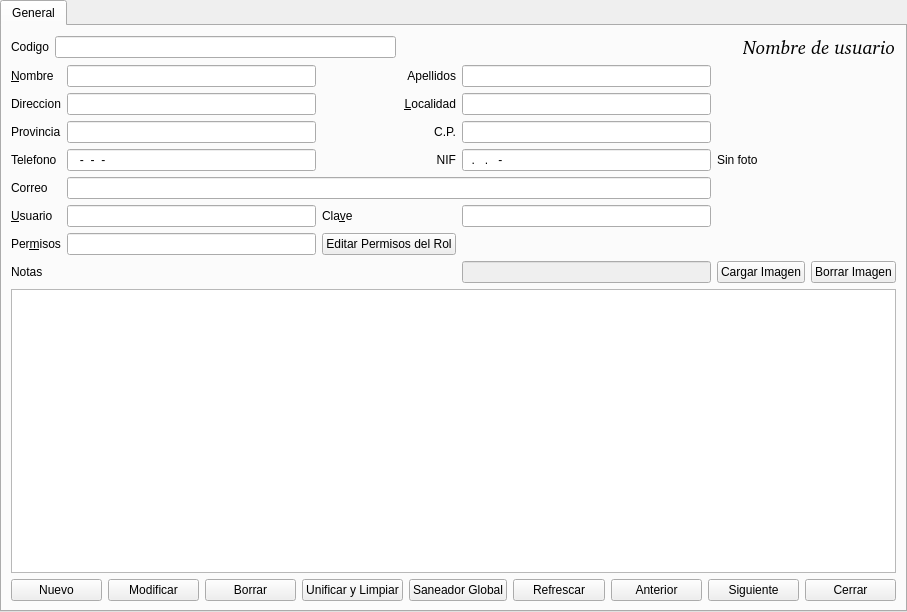
Old version of the form tabwidget.ui in the repository Ladis72/tienda.
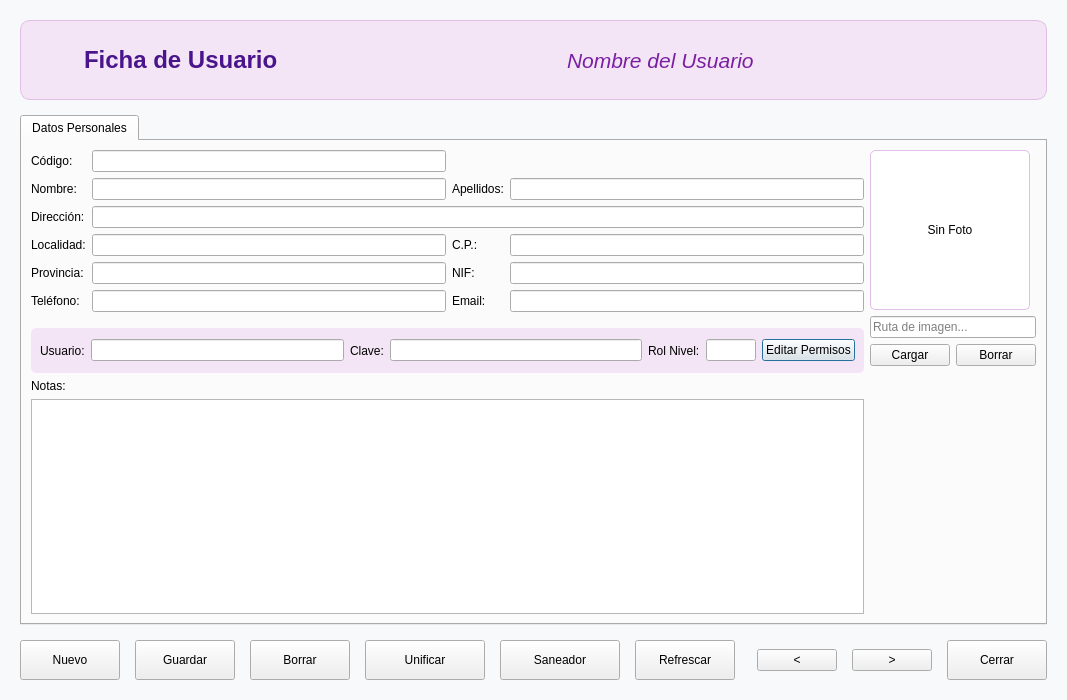
New version of the form. Icons and pictures are not drawn.

```diff
--- a/tabwidget.ui
+++ b/tabwidget.ui
@@ -1,340 +1,373 @@
 <?xml version="1.0" encoding="UTF-8"?>
 <ui version="4.0">
  <class>Ususarios</class>
- <widget class="QTabWidget" name="Ususarios">
-  <property name="windowModality">
-   <enum>Qt::WindowModality::WindowModal</enum>
-  </property>
+ <widget class="QDialog" name="Ususarios">
   <property name="geometry">
    <rect>
     <x>0</x>
     <y>0</y>
-    <width>907</width>
-    <height>612</height>
+    <width>950</width>
+    <height>700</height>
    </rect>
   </property>
   <property name="windowTitle">
    <string>Usuarios</string>
   </property>
+  <property name="styleSheet">
+   <string notr="true">QDialog { background-color: #f8f9fa; }</string>
+  </property>
+  <layout class="QVBoxLayout" name="mainVerticalLayout">
+   <property name="spacing">
+    <number>15</number>
+   </property>
+   <property name="leftMargin">
+    <number>20</number>
+   </property>
+   <property name="topMargin">
+    <number>20</number>
+   </property>
+   <property name="rightMargin">
+    <number>20</number>
+   </property>
+   <property name="bottomMargin">
+    <number>20</number>
+   </property>
+   <item>
+    <widget class="QFrame" name="headerFrame">
+     <property name="minimumSize">
+      <size>
+       <width>0</width>
+       <height>80</height>
+      </size>
+     </property>
+     <property name="styleSheet">
+      <string notr="true">QFrame#headerFrame {
+    background-color: #f3e5f5;
+    border-radius: 10px;
+    border: 1px solid #e1bee7;
+}</string>
+     </property>
+     <layout class="QHBoxLayout" name="horizontalLayoutHeader">
+      <item>
+       <widget class="QLabel" name="labelIcono">
+        <property name="maximumSize">
+         <size>
+          <width>48</width>
+          <height>48</height>
+         </size>
+        </property>
+        <property name="pixmap">
+         <pixmap>../iconos/usuarios.png</pixmap>
+        </property>
+        <property name="scaledContents">
+         <bool>true</bool>
+        </property>
+       </widget>
+      </item>
+      <item>
+       <widget class="QLabel" name="labelTitle">
+        <property name="font">
+         <font>
+          <pointsize>18</pointsize>
+          <bold>true</bold>
+         </font>
+        </property>
+        <property name="styleSheet">
+         <string notr="true">color: #4a148c;</string>
+        </property>
+        <property name="text">
+         <string>Ficha de Usuario</string>
+        </property>
+       </widget>
+      </item>
+      <item>
+       <spacer name="horizontalSpacerHeader">
+        <property name="orientation">
+         <enum>Qt::Orientation::Horizontal</enum>
+        </property>
+       </spacer>
+      </item>
+      <item>
+       <widget class="QLabel" name="labelNombre">
+        <property name="font">
+         <font>
+          <pointsize>16</pointsize>
+          <italic>true</italic>
+         </font>
+        </property>
+        <property name="styleSheet">
+         <string notr="true">color: #7b1fa2;</string>
+        </property>
+        <property name="text">
+         <string>Nombre del Usuario</string>
+        </property>
+       </widget>
+      </item>
+     </layout>
+    </widget>
+   </item>
+   <item>
+    <widget class="QTabWidget" name="tabWidget">
   <property name="currentIndex">
    <number>0</number>
   </property>
   <widget class="QWidget" name="General">
    <attribute name="title">
-    <string>General</string>
-   </attribute>
-   <layout class="QGridLayout" name="gridLayout_2">
+       <string>Datos Personales</string>
+      </attribute>
+      <layout class="QGridLayout" name="gridLayout_General">
+       <item row="0" column="0">
+        <widget class="QLabel" name="label_13">
+         <property name="text">
+          <string>Código:</string>
+         </property>
+        </widget>
+       </item>
+       <item row="0" column="1">
+        <widget class="QLineEdit" name="lineEditCod">
+         <property name="styleSheet">
+          <string notr="true">font-weight: bold; color: #4a148c;</string>
+         </property>
+        </widget>
+       </item>
     <item row="1" column="0">
-     <layout class="QGridLayout" name="gridLayout" rowstretch="0,0,0,0,0,0,0,0,0">
-      <item row="2" column="3">
+        <widget class="QLabel" name="label_1">
+         <property name="text">
+          <string>Nombre:</string>
+         </property>
+        </widget>
+       </item>
+       <item row="1" column="1">
+        <widget class="QLineEdit" name="lineEditNombre"/>
+       </item>
+       <item row="1" column="2">
+        <widget class="QLabel" name="label_2">
+         <property name="text">
+          <string>Apellidos:</string>
+         </property>
+        </widget>
+       </item>
+       <item row="1" column="3">
+        <widget class="QLineEdit" name="lineEditApellido"/>
+       </item>
+       <item row="2" column="0">
+        <widget class="QLabel" name="label_3">
+         <property name="text">
+          <string>Dirección:</string>
+         </property>
+        </widget>
+       </item>
+       <item row="2" column="1" colspan="3">
+        <widget class="QLineEdit" name="lineEditDireccion"/>
+       </item>
+       <item row="3" column="0">
+        <widget class="QLabel" name="label_4">
+         <property name="text">
+          <string>Localidad:</string>
+         </property>
+        </widget>
+       </item>
+       <item row="3" column="1">
+        <widget class="QLineEdit" name="lineEditLocalidad"/>
+       </item>
+       <item row="3" column="2">
+        <widget class="QLabel" name="label_6">
+         <property name="text">
+          <string>C.P.:</string>
+         </property>
+        </widget>
+       </item>
+       <item row="3" column="3">
        <widget class="QLineEdit" name="lineEditCp"/>
       </item>
       <item row="4" column="0">
-       <widget class="QLabel" name="label_9">
+        <widget class="QLabel" name="label_5">
         <property name="text">
-         <string>Correo</string>
-        </property>
-        <property name="buddy">
-         <cstring>lineEditMail</cstring>
-        </property>
-       </widget>
-      </item>
-      <item row="5" column="1">
-       <widget class="QLineEdit" name="lineEditUsusario"/>
-      </item>
-      <item row="2" column="2">
-       <widget class="QLabel" name="label_6">
-        <property name="text">
-         <string>C.P.</string>
-        </property>
-        <property name="alignment">
-         <set>Qt::AlignmentFlag::AlignRight|Qt::AlignmentFlag::AlignTrailing|Qt::AlignmentFlag::AlignVCenter</set>
-        </property>
-        <property name="buddy">
-         <cstring>lineEditCp</cstring>
-        </property>
-       </widget>
-      </item>
-      <item row="5" column="2">
-       <widget class="QLabel" name="label_11">
-        <property name="text">
-         <string>Cla&amp;ve</string>
-        </property>
-        <property name="buddy">
-         <cstring>lineEditClave</cstring>
-        </property>
-       </widget>
-      </item>
-      <item row="5" column="0">
-       <widget class="QLabel" name="label_10">
-        <property name="text">
-         <string>&amp;Usuario</string>
-        </property>
-        <property name="buddy">
-         <cstring>lineEditUsusario</cstring>
-        </property>
-       </widget>
-      </item>
-      <item row="0" column="0">
-       <widget class="QLabel" name="label">
-        <property name="text">
-         <string>&amp;Nombre</string>
-        </property>
-        <property name="buddy">
-         <cstring>lineEditNombre</cstring>
-        </property>
-       </widget>
-      </item>
-      <item row="3" column="2">
+          <string>Provincia:</string>
+         </property>
+        </widget>
+       </item>
+       <item row="4" column="1">
+        <widget class="QLineEdit" name="lineEditProvincia"/>
+       </item>
+       <item row="4" column="2">
        <widget class="QLabel" name="label_8">
         <property name="text">
-         <string>NIF</string>
-        </property>
-        <property name="alignment">
-         <set>Qt::AlignmentFlag::AlignRight|Qt::AlignmentFlag::AlignTrailing|Qt::AlignmentFlag::AlignVCenter</set>
-        </property>
-        <property name="buddy">
-         <cstring>lineEditNif</cstring>
+          <string>NIF:</string>
         </property>
        </widget>
       </item>
-      <item row="3" column="0">
+       <item row="4" column="3">
+        <widget class="QLineEdit" name="lineEditNif"/>
+       </item>
+       <item row="5" column="0">
        <widget class="QLabel" name="label_7">
         <property name="text">
-         <string>Telefono</string>
-        </property>
-        <property name="buddy">
-         <cstring>lineEditTlfn</cstring>
+          <string>Teléfono:</string>
         </property>
        </widget>
       </item>
-      <item row="3" column="1">
-       <widget class="QLineEdit" name="lineEditTlfn">
-        <property name="inputMask">
-         <string>999-99-99-99</string>
+       <item row="5" column="1">
+        <widget class="QLineEdit" name="lineEditTlfn"/>
+       </item>
+       <item row="5" column="2">
+        <widget class="QLabel" name="label_9">
+         <property name="text">
+          <string>Email:</string>
         </property>
        </widget>
       </item>
       <item row="5" column="3">
+        <widget class="QLineEdit" name="lineEditMail"/>
+       </item>
+       <item row="6" column="0" colspan="4">
+        <widget class="QFrame" name="loginFrame">
+         <property name="styleSheet">
+          <string notr="true">QFrame#loginFrame { background-color: #f3e5f5; border-radius: 5px; margin-top: 10px; }</string>
+         </property>
+         <layout class="QHBoxLayout" name="horizontalLayout_Login">
+          <item>
+           <widget class="QLabel" name="label_10">
+            <property name="text">
+             <string>Usuario:</string>
+            </property>
+           </widget>
+          </item>
+          <item>
+           <widget class="QLineEdit" name="lineEditUsusario"/>
+          </item>
+          <item>
+           <widget class="QLabel" name="label_11">
+            <property name="text">
+             <string>Clave:</string>
+            </property>
+           </widget>
+          </item>
+          <item>
        <widget class="QLineEdit" name="lineEditClave">
         <property name="echoMode">
          <enum>QLineEdit::EchoMode::Password</enum>
         </property>
        </widget>
       </item>
-      <item row="0" column="1">
-       <widget class="QLineEdit" name="lineEditNombre"/>
-      </item>
-      <item row="6" column="0">
+          <item>
        <widget class="QLabel" name="label_14">
         <property name="text">
-         <string>Per&amp;misos</string>
-        </property>
-        <property name="buddy">
-         <cstring>lineEditPermisos</cstring>
-        </property>
-       </widget>
-      </item>
-      <item row="2" column="1">
-       <widget class="QLineEdit" name="lineEditProvincia"/>
-      </item>
-      <item row="2" column="0">
-       <widget class="QLabel" name="label_5">
-        <property name="text">
-         <string>Provincia</string>
-        </property>
-        <property name="buddy">
-         <cstring>lineEditProvincia</cstring>
-        </property>
-       </widget>
-      </item>
-      <item row="3" column="3">
-       <widget class="QLineEdit" name="lineEditNif">
-        <property name="inputMask">
-         <string>99.999.999-&gt;A</string>
-        </property>
-       </widget>
-      </item>
-      <item row="1" column="2">
-       <widget class="QLabel" name="label_4">
+             <string>Rol Nivel:</string>
+            </property>
+           </widget>
+          </item>
+          <item>
+           <widget class="QLineEdit" name="lineEditPermisos">
+            <property name="maximumSize">
+             <size>
+              <width>50</width>
+              <height>16777215</height>
+             </size>
+            </property>
+           </widget>
+          </item>
+          <item>
+           <widget class="QPushButton" name="pushButtonEditarPermisos">
         <property name="text">
-         <string>&amp;Localidad</string>
-        </property>
-        <property name="alignment">
-         <set>Qt::AlignmentFlag::AlignRight|Qt::AlignmentFlag::AlignTrailing|Qt::AlignmentFlag::AlignVCenter</set>
-        </property>
-        <property name="buddy">
-         <cstring>lineEditLocalidad</cstring>
-        </property>
-       </widget>
-      </item>
-      <item row="1" column="0">
-       <widget class="QLabel" name="label_3">
-        <property name="text">
-         <string>Direccion</string>
-        </property>
-        <property name="buddy">
-         <cstring>lineEditDireccion</cstring>
-        </property>
-       </widget>
-      </item>
-      <item row="1" column="1">
-       <widget class="QLineEdit" name="lineEditDireccion"/>
-      </item>
-      <item row="4" column="1" colspan="3">
-       <widget class="QLineEdit" name="lineEditMail"/>
-      </item>
-      <item row="0" column="2">
-       <widget class="QLabel" name="label_2">
-        <property name="text">
-         <string>Apellidos</string>
-        </property>
-        <property name="alignment">
-         <set>Qt::AlignmentFlag::AlignRight|Qt::AlignmentFlag::AlignTrailing|Qt::AlignmentFlag::AlignVCenter</set>
-        </property>
-        <property name="buddy">
-         <cstring>lineEditApellido</cstring>
-        </property>
-       </widget>
-      </item>
-      <item row="8" column="0" colspan="6">
-       <widget class="QPlainTextEdit" name="plainTextEdit"/>
-      </item>
-      <item row="1" column="3">
-       <widget class="QLineEdit" name="lineEditLocalidad"/>
-      </item>
-      <item row="7" column="0">
+             <string>Editar Permisos</string>
+            </property>
+           </widget>
+          </item>
+         </layout>
+        </widget>
+       </item>
+       <item row="7" column="0" colspan="4">
        <widget class="QLabel" name="label_12">
         <property name="text">
-         <string>Notas</string>
+          <string>Notas:</string>
         </property>
        </widget>
       </item>
-      <item row="7" column="3">
+       <item row="8" column="0" colspan="4">
+        <widget class="QPlainTextEdit" name="plainTextEdit"/>
+       </item>
+       <item row="0" column="4" rowspan="7" colspan="2">
+        <layout class="QVBoxLayout" name="verticalLayoutFoto">
+         <item>
+          <widget class="QLabel" name="labelFoto">
+           <property name="minimumSize">
+            <size>
+             <width>160</width>
+             <height>160</height>
+            </size>
+           </property>
+           <property name="maximumSize">
+            <size>
+             <width>160</width>
+             <height>160</height>
+            </size>
+           </property>
+           <property name="styleSheet">
+            <string notr="true">border: 1px solid #e1bee7; border-radius: 5px; background: white;</string>
+           </property>
+           <property name="text">
+            <string>Sin Foto</string>
+           </property>
+           <property name="alignment">
+            <set>Qt::AlignmentFlag::AlignCenter</set>
+           </property>
+           <property name="scaledContents">
+            <bool>true</bool>
+           </property>
+          </widget>
+         </item>
+         <item>
        <widget class="QLineEdit" name="lineEditArchivoFoto">
-        <property name="enabled">
-         <bool>false</bool>
-        </property>
-        <property name="alignment">
-         <set>Qt::AlignmentFlag::AlignBottom|Qt::AlignmentFlag::AlignLeading|Qt::AlignmentFlag::AlignLeft</set>
+           <property name="readOnly">
+            <bool>true</bool>
+           </property>
+           <property name="placeholderText">
+            <string>Ruta de imagen...</string>
         </property>
        </widget>
       </item>
-      <item row="7" column="4">
+         <item>
+          <layout class="QHBoxLayout" name="horizontalLayoutFotoBtns">
+           <item>
        <widget class="QPushButton" name="pushButtonCargarImagen">
         <property name="text">
-         <string>Cargar Imagen</string>
+              <string>Cargar</string>
         </property>
        </widget>
       </item>
-      <item row="7" column="5">
+           <item>
        <widget class="QPushButton" name="pushButtonBorrarImagen">
         <property name="text">
-         <string>Borrar Imagen</string>
-        </property>
-       </widget>
-      </item>
-      <item row="6" column="1">
-       <widget class="QLineEdit" name="lineEditPermisos"/>
-      </item>
-      <item row="0" column="3">
-       <widget class="QLineEdit" name="lineEditApellido"/>
-      </item>
-      <item row="0" column="4" rowspan="7" colspan="2">
-       <widget class="QLabel" name="labelFoto">
-        <property name="sizePolicy">
-         <sizepolicy hsizetype="Fixed" vsizetype="Fixed">
-          <horstretch>0</horstretch>
-          <verstretch>0</verstretch>
-         </sizepolicy>
-        </property>
-        <property name="maximumSize">
-         <size>
-          <width>200</width>
-          <height>200</height>
-         </size>
-        </property>
-        <property name="text">
-         <string>Sin foto</string>
-        </property>
-        <property name="scaledContents">
-         <bool>true</bool>
-        </property>
-        <property name="alignment">
-         <set>Qt::AlignmentFlag::AlignJustify|Qt::AlignmentFlag::AlignVCenter</set>
-        </property>
-        <property name="wordWrap">
-         <bool>false</bool>
-        </property>
-       </widget>
-      </item>
-      <item row="6" column="2">
-       <widget class="QPushButton" name="pushButtonEditarPermisos">
-        <property name="text">
-         <string>Editar Permisos del Rol</string>
-        </property>
-        <property name="icon">
-         <iconset theme="preferences-system"/>
+              <string>Borrar</string>
         </property>
        </widget>
       </item>
      </layout>
     </item>
-    <item row="0" column="0">
-     <layout class="QGridLayout" name="gridLayout_3">
-      <item row="0" column="0">
-       <widget class="QLabel" name="label_13">
-        <property name="text">
-         <string>Codigo</string>
-        </property>
-        <property name="buddy">
-         <cstring>lineEditCod</cstring>
-        </property>
-       </widget>
-      </item>
-      <item row="0" column="1">
-       <widget class="QLineEdit" name="lineEditCod">
-        <property name="enabled">
-         <bool>true</bool>
-        </property>
-        <property name="contextMenuPolicy">
-         <enum>Qt::ContextMenuPolicy::DefaultContextMenu</enum>
-        </property>
-       </widget>
-      </item>
-      <item row="0" column="3">
-       <widget class="QLabel" name="labelNombre">
-        <property name="font">
-         <font>
-          <family>Bitstream Charter</family>
-          <pointsize>14</pointsize>
-          <italic>true</italic>
-         </font>
-        </property>
-        <property name="text">
-         <string>Nombre de usuario</string>
-        </property>
-       </widget>
-      </item>
-      <item row="0" column="2">
-       <spacer name="horizontalSpacer">
+         <item>
+          <spacer name="verticalSpacerFoto">
         <property name="orientation">
-         <enum>Qt::Orientation::Horizontal</enum>
-        </property>
-        <property name="sizeHint" stdset="0">
-         <size>
-          <width>40</width>
-          <height>20</height>
-         </size>
+            <enum>Qt::Orientation::Vertical</enum>
         </property>
        </spacer>
       </item>
      </layout>
     </item>
-    <item row="2" column="0">
-     <layout class="QHBoxLayout" name="horizontalLayout">
+      </layout>
+     </widget>
+    </widget>
+   </item>
+   <item>
+    <layout class="QHBoxLayout" name="horizontalLayoutActions">
       <item>
        <widget class="QPushButton" name="pushButtonNuevo">
+       <property name="minimumSize">
+        <size>
+         <width>100</width>
+         <height>40</height>
+        </size>
+       </property>
         <property name="text">
          <string>Nuevo</string>
         </property>
@@ -342,13 +375,25 @@
       </item>
       <item>
        <widget class="QPushButton" name="pushButtonModificar">
+       <property name="minimumSize">
+        <size>
+         <width>100</width>
+         <height>40</height>
+        </size>
+       </property>
         <property name="text">
-         <string>Modificar</string>
+        <string>Guardar</string>
         </property>
        </widget>
       </item>
       <item>
        <widget class="QPushButton" name="pushButtonBorrar">
+       <property name="minimumSize">
+        <size>
+         <width>100</width>
+         <height>40</height>
+        </size>
+       </property>
         <property name="text">
          <string>Borrar</string>
         </property>
@@ -356,41 +401,72 @@
       </item>
       <item>
        <widget class="QPushButton" name="pushButtonUnificar">
+       <property name="minimumSize">
+        <size>
+         <width>120</width>
+         <height>40</height>
+        </size>
+       </property>
         <property name="text">
-         <string>Unificar y Limpiar</string>
+        <string>Unificar</string>
         </property>
        </widget>
       </item>
       <item>
        <widget class="QPushButton" name="pushButtonSaneador">
+       <property name="minimumSize">
+        <size>
+         <width>120</width>
+         <height>40</height>
+        </size>
+       </property>
         <property name="text">
-         <string>Saneador Global</string>
+        <string>Saneador</string>
         </property>
        </widget>
       </item>
       <item>
        <widget class="QPushButton" name="pushButtonRefrescar">
+       <property name="minimumSize">
+        <size>
+         <width>100</width>
+         <height>40</height>
+        </size>
+       </property>
         <property name="text">
          <string>Refrescar</string>
         </property>
        </widget>
       </item>
+     <item>
+      <spacer name="horizontalSpacerActions">
+       <property name="orientation">
+        <enum>Qt::Orientation::Horizontal</enum>
+       </property>
+      </spacer>
+     </item>
       <item>
        <widget class="QPushButton" name="pushButtonAnterior">
         <property name="text">
-         <string>Anterior</string>
+        <string>&lt;</string>
         </property>
        </widget>
       </item>
       <item>
        <widget class="QPushButton" name="pushButtonSiguiente">
         <property name="text">
-         <string>Siguiente</string>
+        <string>&gt;</string>
         </property>
        </widget>
       </item>
       <item>
        <widget class="QPushButton" name="pushButtonCerrar">
+       <property name="minimumSize">
+        <size>
+         <width>100</width>
+         <height>40</height>
+        </size>
+       </property>
         <property name="text">
          <string>Cerrar</string>
         </property>
@@ -403,32 +479,6 @@
     </item>
    </layout>
   </widget>
- </widget>
- <tabstops>
-  <tabstop>lineEditCod</tabstop>
-  <tabstop>lineEditNombre</tabstop>
-  <tabstop>lineEditApellido</tabstop>
-  <tabstop>lineEditDireccion</tabstop>
-  <tabstop>lineEditLocalidad</tabstop>
-  <tabstop>lineEditProvincia</tabstop>
-  <tabstop>lineEditCp</tabstop>
-  <tabstop>lineEditTlfn</tabstop>
-  <tabstop>lineEditNif</tabstop>
-  <tabstop>lineEditMail</tabstop>
-  <tabstop>lineEditUsusario</tabstop>
-  <tabstop>lineEditClave</tabstop>
-  <tabstop>pushButtonCargarImagen</tabstop>
-  <tabstop>pushButtonBorrarImagen</tabstop>
-  <tabstop>plainTextEdit</tabstop>
-  <tabstop>lineEditArchivoFoto</tabstop>
-  <tabstop>pushButtonNuevo</tabstop>
-  <tabstop>pushButtonModificar</tabstop>
-  <tabstop>pushButtonBorrar</tabstop>
-  <tabstop>pushButtonRefrescar</tabstop>
-  <tabstop>pushButtonAnterior</tabstop>
-  <tabstop>pushButtonSiguiente</tabstop>
-  <tabstop>pushButtonCerrar</tabstop>
- </tabstops>
  <resources/>
  <connections>
   <connection>
```
Left out of the diff: 21 changed lines with no effect on the pictures. Lines whose indentation alone changed are shown as unchanged.
